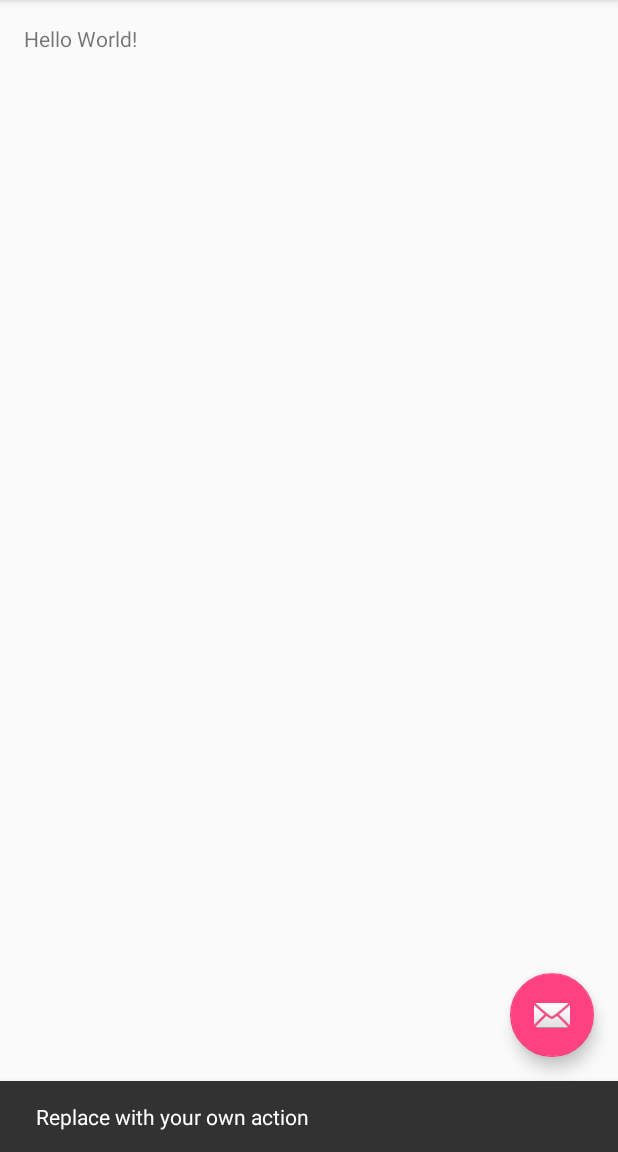
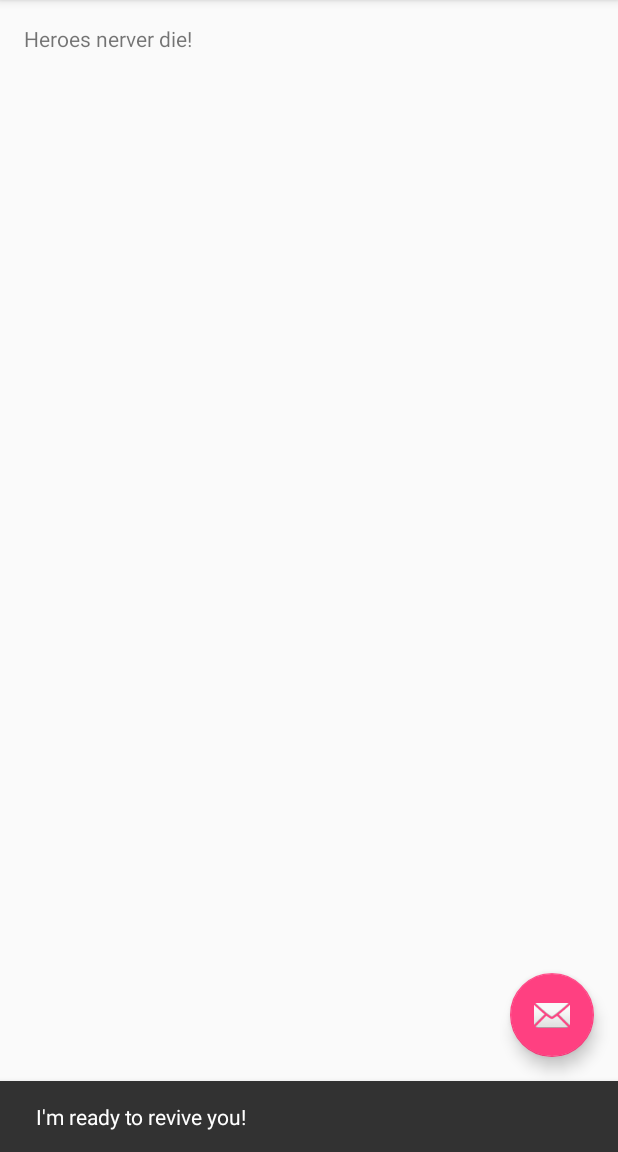
Before and after one commit to natamonhamo/GitTest2, an Android app: the screen it shows after launch (MainActivity), after a tap on an icon or button, on a phone screen of 412 x 824 dp, the part 84-1236 px from its top. Run offline under Robolectric (Android 15) with nearby library versions, the phone set to English and light mode, and no system bars.

Commit message:
Change msg  snack/textview

```diff
--- a/app/src/main/java/com/egco428/gittest/MainActivity.java
+++ b/app/src/main/java/com/egco428/gittest/MainActivity.java
@@ -22,7 +22,7 @@ public class MainActivity extends AppCompatActivity {
         fab.setOnClickListener(new View.OnClickListener() {
             @Override
             public void onClick(View view) {
-                Snackbar.make(view, "Replace with your own action", Snackbar.LENGTH_LONG)
+                Snackbar.make(view, "I'm ready to revive you!", Snackbar.LENGTH_LONG)
                         .setAction("Action", null).show();
             }
         });
--- a/app/src/main/res/layout/content_main.xml
+++ b/app/src/main/res/layout/content_main.xml
@@ -15,5 +15,5 @@
     <TextView
         android:layout_width="wrap_content"
         android:layout_height="wrap_content"
-        android:text="Hello World!" />
+        android:text="Heroes nerver die!" />
 </RelativeLayout>
```
